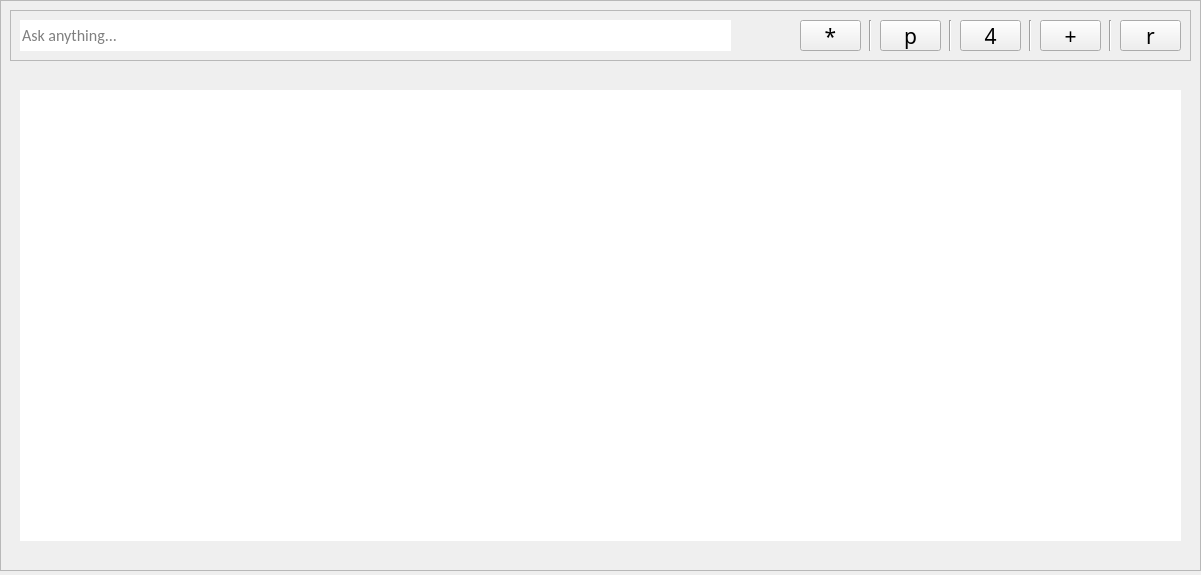
Old version of the form UITemplate/MainMenu.ui in the repository lotusink/Lotus.
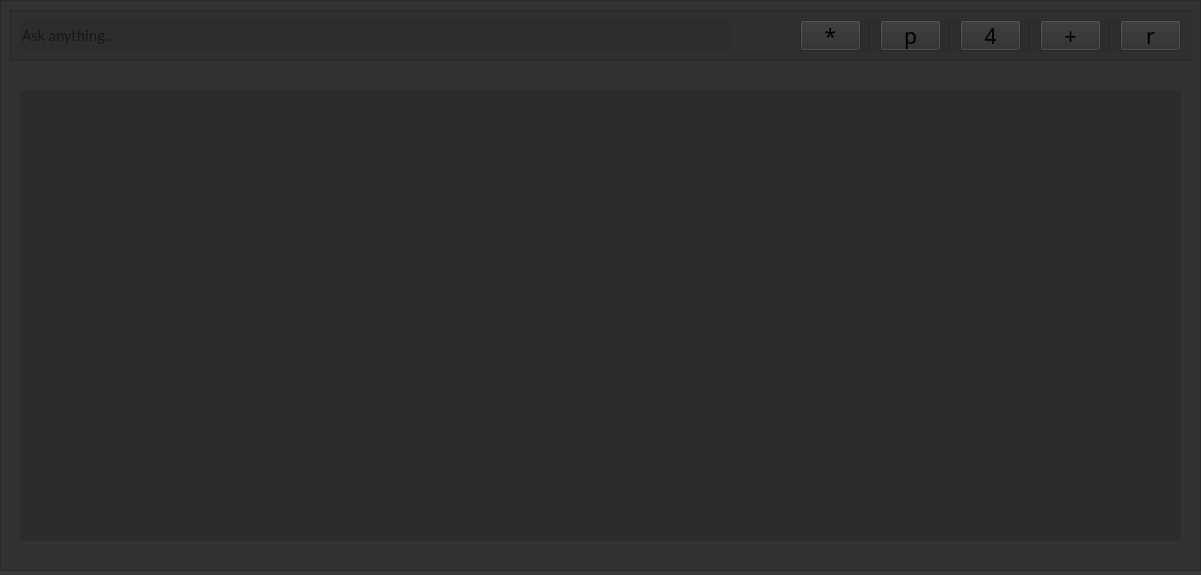
New version of the form.

Commit message: Update the UI, well done buddy, another meaningless night...

The edit to the form file:
```diff
--- a/UITemplate/MainMenu.ui
+++ b/UITemplate/MainMenu.ui
@@ -31,6 +31,9 @@
   <property name="windowTitle">
    <string>MainWindow</string>
   </property>
+  <property name="styleSheet">
+   <string notr="true">background-color: rgba(44, 44, 44, 150)</string>
+  </property>
   <widget class="QWidget" name="centralwidget">
    <widget class="QFrame" name="block_outter">
     <property name="geometry">
```
The commit also changes 4 other files.
